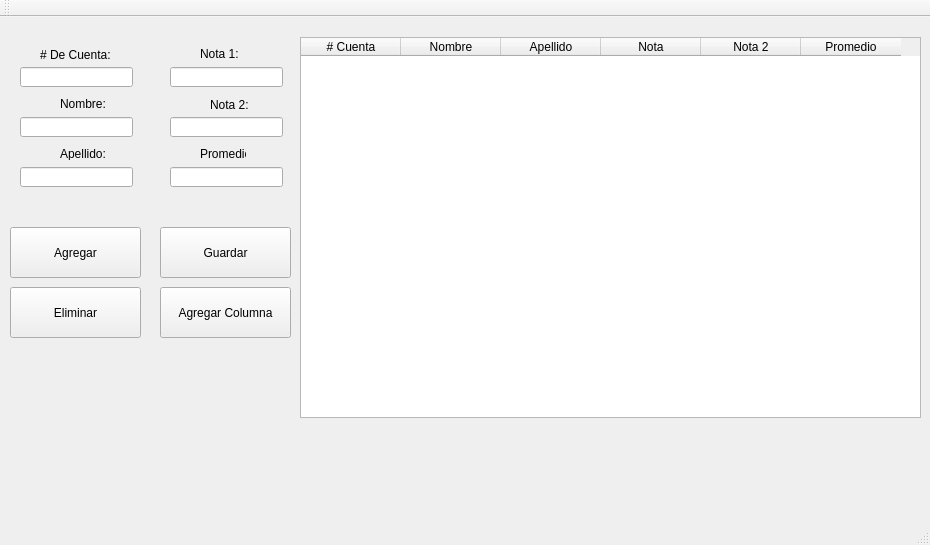
Above: mainwindow.ui from jcespinoza/Alumnos before the change. Below: the same form after it.
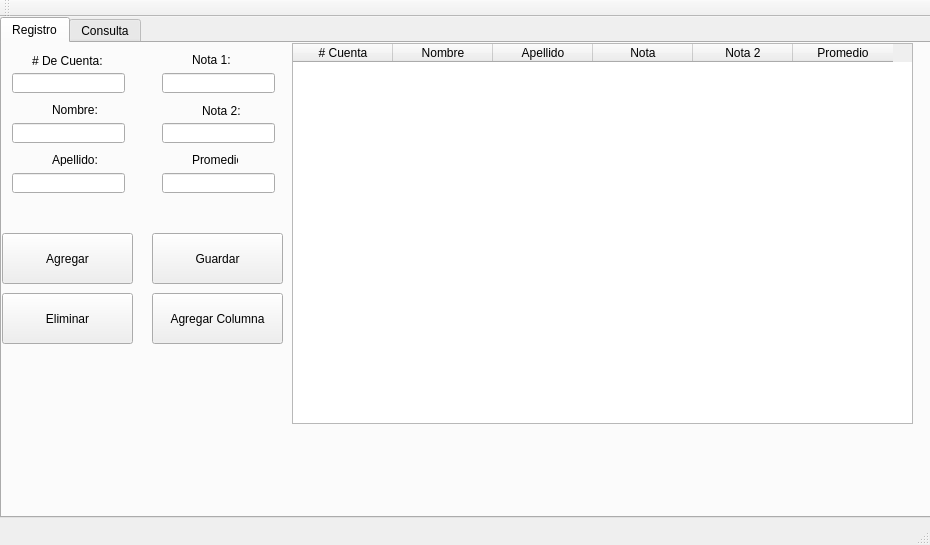
That is the form after the change. Icons and pictures are not drawn.

Commit message:
Cambios Visuales
Agregada una tab aparte para la consulta

Diff of the .ui file:
```diff
--- a/mainwindow.ui
+++ b/mainwindow.ui
@@ -14,108 +14,27 @@
    <string>MainWindow</string>
   </property>
   <widget class="QWidget" name="centralWidget">
-   <widget class="QTableWidget" name="twTable">
+   <widget class="QTabWidget" name="tabWidget">
     <property name="geometry">
      <rect>
-      <x>300</x>
-      <y>20</y>
-      <width>621</width>
-      <height>381</height>
+      <x>0</x>
+      <y>0</y>
+      <width>931</width>
+      <height>501</height>
      </rect>
     </property>
     <property name="toolTip">
      <string>&lt;html&gt;&lt;head/&gt;&lt;body&gt;&lt;p&gt;click en el titulo para ordenarlo&lt;/p&gt;&lt;/body&gt;&lt;/html&gt;</string>
     </property>
-    <column>
-     <property name="text">
-      <string># Cuenta</string>
-     </property>
-     <property name="whatsThis">
-      <string/>
-     </property>
-    </column>
-    <column>
-     <property name="text">
-      <string>Nombre</string>
-     </property>
-    </column>
-    <column>
-     <property name="text">
-      <string>Apellido</string>
-     </property>
-    </column>
-    <column>
-     <property name="text">
-      <string>Nota</string>
-     </property>
-    </column>
-    <column>
-     <property name="text">
-      <string>Nota 2</string>
-     </property>
-    </column>
-    <column>
-     <property name="text">
-      <string>Promedio</string>
-     </property>
-    </column>
-   </widget>
-   <widget class="QPushButton" name="bAddRow">
-    <property name="geometry">
-     <rect>
-      <x>10</x>
-      <y>210</y>
-      <width>131</width>
-      <height>51</height>
-     </rect>
-    </property>
-    <property name="text">
-     <string>Agregar</string>
-    </property>
-    <property name="icon">
-     <iconset resource="Iconos.qrc">
-      <normaloff>:/new/icons/Resources/add</normaloff>:/new/icons/Resources/add</iconset>
-    </property>
-   </widget>
-   <widget class="QPushButton" name="bDeleteRow">
-    <property name="geometry">
-     <rect>
-      <x>10</x>
-      <y>270</y>
-      <width>131</width>
-      <height>51</height>
-     </rect>
-    </property>
-    <property name="text">
-     <string>Eliminar</string>
-    </property>
-    <property name="icon">
-     <iconset resource="Iconos.qrc">
-      <normaloff>:/new/icons/Resources/delete</normaloff>:/new/icons/Resources/delete</iconset>
-    </property>
-   </widget>
-   <widget class="QPushButton" name="bSaveData">
+    <widget class="QWidget" name="tab">
+     <attribute name="title">
+      <string>Registro</string>
+     </attribute>
+     <widget class="QLineEdit" name="lePromedio">
     <property name="geometry">
      <rect>
       <x>160</x>
-      <y>210</y>
-      <width>131</width>
-      <height>51</height>
-     </rect>
-    </property>
-    <property name="text">
-     <string>Guardar</string>
-    </property>
-    <property name="icon">
-     <iconset resource="Iconos.qrc">
-      <normaloff>:/new/icons/Resources/save</normaloff>:/new/icons/Resources/save</iconset>
-    </property>
-   </widget>
-   <widget class="QLineEdit" name="leNumeraCuenta">
-    <property name="geometry">
-     <rect>
-      <x>20</x>
-      <y>50</y>
+        <y>130</y>
       <width>113</width>
       <height>20</height>
      </rect>
@@ -123,25 +42,54 @@
     <property name="alignment">
      <set>Qt::AlignCenter</set>
     </property>
-   </widget>
-   <widget class="QLineEdit" name="leNombre">
-    <property name="geometry">
-     <rect>
-      <x>20</x>
-      <y>100</y>
-      <width>113</width>
-      <height>20</height>
-     </rect>
-    </property>
-    <property name="alignment">
-     <set>Qt::AlignCenter</set>
+      <property name="readOnly">
+       <bool>true</bool>
     </property>
    </widget>
    <widget class="QLineEdit" name="leApellido">
     <property name="geometry">
      <rect>
-      <x>20</x>
-      <y>150</y>
+        <x>10</x>
+        <y>130</y>
+        <width>113</width>
+        <height>20</height>
+       </rect>
+      </property>
+      <property name="alignment">
+       <set>Qt::AlignCenter</set>
+      </property>
+     </widget>
+     <widget class="QLabel" name="lblNombre">
+      <property name="geometry">
+       <rect>
+        <x>50</x>
+        <y>60</y>
+        <width>46</width>
+        <height>13</height>
+       </rect>
+      </property>
+      <property name="text">
+       <string>Nombre:</string>
+      </property>
+     </widget>
+     <widget class="QLabel" name="lblNota1">
+      <property name="geometry">
+       <rect>
+        <x>190</x>
+        <y>10</y>
+        <width>46</width>
+        <height>13</height>
+       </rect>
+      </property>
+      <property name="text">
+       <string>Nota 1:</string>
+      </property>
+     </widget>
+     <widget class="QLineEdit" name="leNota1">
+      <property name="geometry">
+       <rect>
+        <x>160</x>
+        <y>30</y>
       <width>113</width>
       <height>20</height>
      </rect>
@@ -153,8 +101,8 @@
    <widget class="QLabel" name="lblNumeroCuenta">
     <property name="geometry">
      <rect>
-      <x>40</x>
-      <y>30</y>
+        <x>30</x>
+        <y>10</y>
       <width>71</width>
       <height>16</height>
      </rect>
@@ -163,37 +111,54 @@
      <string># De Cuenta:</string>
     </property>
    </widget>
-   <widget class="QLabel" name="lblNombre">
+     <widget class="QLineEdit" name="leNota2">
     <property name="geometry">
      <rect>
-      <x>60</x>
+        <x>160</x>
       <y>80</y>
-      <width>46</width>
-      <height>13</height>
-     </rect>
-    </property>
-    <property name="text">
-     <string>Nombre:</string>
-    </property>
-   </widget>
-   <widget class="QLabel" name="lblApellido">
+        <width>113</width>
+        <height>20</height>
+       </rect>
+      </property>
+      <property name="alignment">
+       <set>Qt::AlignCenter</set>
+      </property>
+     </widget>
+     <widget class="QPushButton" name="bDeleteRow">
     <property name="geometry">
      <rect>
-      <x>60</x>
-      <y>130</y>
-      <width>46</width>
-      <height>13</height>
+        <x>0</x>
+        <y>250</y>
+        <width>131</width>
+        <height>51</height>
      </rect>
     </property>
     <property name="text">
-     <string>Apellido:</string>
+       <string>Eliminar</string>
+      </property>
+      <property name="icon">
+       <iconset resource="Iconos.qrc">
+        <normaloff>:/new/icons/Resources/delete</normaloff>:/new/icons/Resources/delete</iconset>
+      </property>
+     </widget>
+     <widget class="QLineEdit" name="leNombre">
+      <property name="geometry">
+       <rect>
+        <x>10</x>
+        <y>80</y>
+        <width>113</width>
+        <height>20</height>
+       </rect>
+      </property>
+      <property name="alignment">
+       <set>Qt::AlignCenter</set>
     </property>
    </widget>
    <widget class="QPushButton" name="bAddColumna">
     <property name="geometry">
      <rect>
-      <x>160</x>
-      <y>270</y>
+        <x>150</x>
+        <y>250</y>
       <width>131</width>
       <height>51</height>
      </rect>
@@ -206,50 +171,11 @@
       <normaloff>:/new/icons/Resources/add</normaloff>:/new/icons/Resources/add</iconset>
     </property>
    </widget>
-   <widget class="QLineEdit" name="leNota2">
-    <property name="geometry">
-     <rect>
-      <x>170</x>
-      <y>100</y>
-      <width>113</width>
-      <height>20</height>
-     </rect>
-    </property>
-    <property name="alignment">
-     <set>Qt::AlignCenter</set>
-    </property>
-   </widget>
-   <widget class="QLineEdit" name="leNota1">
-    <property name="geometry">
-     <rect>
-      <x>170</x>
-      <y>50</y>
-      <width>113</width>
-      <height>20</height>
-     </rect>
-    </property>
-    <property name="alignment">
-     <set>Qt::AlignCenter</set>
-    </property>
-   </widget>
-   <widget class="QLabel" name="lblNota1">
-    <property name="geometry">
-     <rect>
-      <x>200</x>
-      <y>30</y>
-      <width>46</width>
-      <height>13</height>
-     </rect>
-    </property>
-    <property name="text">
-     <string>Nota 1:</string>
-    </property>
-   </widget>
    <widget class="QLabel" name="lblNota2">
     <property name="geometry">
      <rect>
-      <x>210</x>
-      <y>80</y>
+        <x>200</x>
+        <y>60</y>
       <width>51</width>
       <height>16</height>
      </rect>
@@ -258,11 +184,71 @@
      <string>Nota 2:</string>
     </property>
    </widget>
+     <widget class="QPushButton" name="bSaveData">
+      <property name="geometry">
+       <rect>
+        <x>150</x>
+        <y>190</y>
+        <width>131</width>
+        <height>51</height>
+       </rect>
+      </property>
+      <property name="text">
+       <string>Guardar</string>
+      </property>
+      <property name="icon">
+       <iconset resource="Iconos.qrc">
+        <normaloff>:/new/icons/Resources/save</normaloff>:/new/icons/Resources/save</iconset>
+      </property>
+     </widget>
+     <widget class="QLabel" name="lblApellido">
+      <property name="geometry">
+       <rect>
+        <x>50</x>
+        <y>110</y>
+        <width>46</width>
+        <height>13</height>
+       </rect>
+      </property>
+      <property name="text">
+       <string>Apellido:</string>
+      </property>
+     </widget>
+     <widget class="QLineEdit" name="leNumeraCuenta">
+      <property name="geometry">
+       <rect>
+        <x>10</x>
+        <y>30</y>
+        <width>113</width>
+        <height>20</height>
+       </rect>
+      </property>
+      <property name="alignment">
+       <set>Qt::AlignCenter</set>
+      </property>
+     </widget>
+     <widget class="QPushButton" name="bAddRow">
+      <property name="geometry">
+       <rect>
+        <x>0</x>
+        <y>190</y>
+        <width>131</width>
+        <height>51</height>
+       </rect>
+      </property>
+      <property name="text">
+       <string>Agregar</string>
+      </property>
+      <property name="icon">
+       <iconset resource="Iconos.qrc">
+        <normaloff>:/new/icons/Resources/add</normaloff>:/new/icons/Resources/add</iconset>
+      </property>
+     </widget>
    <widget class="QLabel" name="lblPromedio">
     <property name="geometry">
      <rect>
-      <x>200</x>
-      <y>130</y>
+        <x>190</x>
+        <y>110</y>
       <width>46</width>
       <height>13</height>
      </rect>
@@ -271,21 +257,68 @@
      <string>Promedio: </string>
     </property>
    </widget>
-   <widget class="QLineEdit" name="lePromedio">
+     <widget class="QTableWidget" name="twTable">
     <property name="geometry">
      <rect>
-      <x>170</x>
-      <y>150</y>
-      <width>113</width>
-      <height>20</height>
-     </rect>
-    </property>
-    <property name="alignment">
-     <set>Qt::AlignCenter</set>
-    </property>
-    <property name="readOnly">
-     <bool>true</bool>
-    </property>
+        <x>290</x>
+        <y>0</y>
+        <width>621</width>
+        <height>381</height>
+       </rect>
+      </property>
+      <property name="toolTip">
+       <string>&lt;html&gt;&lt;head/&gt;&lt;body&gt;&lt;p&gt;click en el titulo para ordenarlo&lt;/p&gt;&lt;/body&gt;&lt;/html&gt;</string>
+      </property>
+      <column>
+       <property name="text">
+        <string># Cuenta</string>
+       </property>
+       <property name="whatsThis">
+        <string/>
+       </property>
+      </column>
+      <column>
+       <property name="text">
+        <string>Nombre</string>
+       </property>
+      </column>
+      <column>
+       <property name="text">
+        <string>Apellido</string>
+       </property>
+      </column>
+      <column>
+       <property name="text">
+        <string>Nota</string>
+       </property>
+      </column>
+      <column>
+       <property name="text">
+        <string>Nota 2</string>
+       </property>
+      </column>
+      <column>
+       <property name="text">
+        <string>Promedio</string>
+       </property>
+      </column>
+     </widget>
+    </widget>
+    <widget class="QWidget" name="tab_2">
+     <attribute name="title">
+      <string>Consulta</string>
+     </attribute>
+     <widget class="QTableWidget" name="tableWidget">
+      <property name="geometry">
+       <rect>
+        <x>290</x>
+        <y>0</y>
+        <width>621</width>
+        <height>381</height>
+       </rect>
+      </property>
+     </widget>
+    </widget>
    </widget>
   </widget>
   <widget class="QMenuBar" name="menuBar">
```
Left out of the diff: 17 changed lines with no effect on the pictures. Lines whose indentation alone changed are shown as unchanged. The commit also changes 1 other file.
